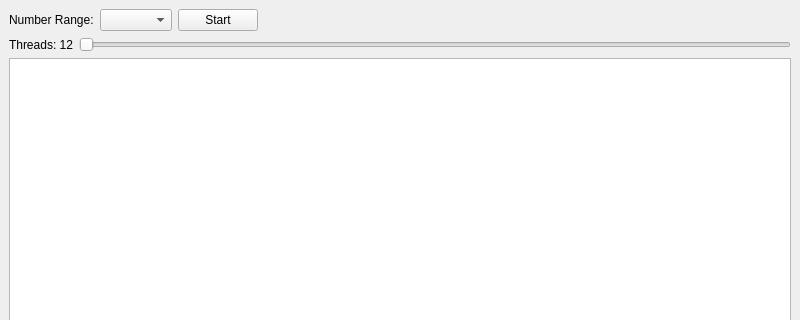
sonne119/AlgorithmApp, file app/mainwindow.ui: the form before one commit; both pictures show x 0 to 800 and y 0 to 320 of the 800 by 600 pixel window.
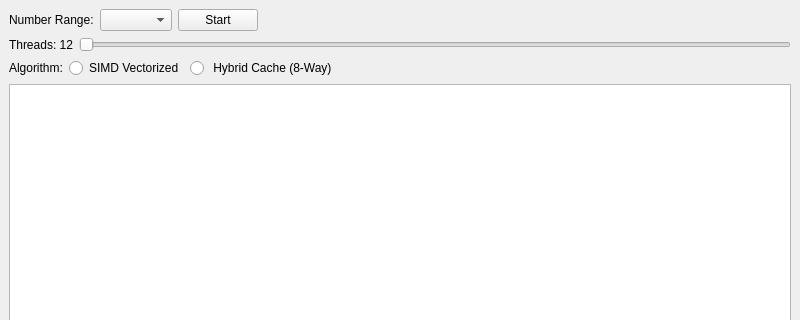
The form after the commit.

Commit message: Add SIMD Vectorized and Hybrid Cache (8 way ) algorithms

What changed in the file:
```diff
--- a/app/mainwindow.ui
+++ b/app/mainwindow.ui
@@ -67,6 +67,44 @@
       </item>
      </layout>
     </item>
+    <item>
+     <layout class="QHBoxLayout" name="horizontalLayout_3">
+      <item>
+       <widget class="QLabel" name="algorithmLabel">
+        <property name="text">
+         <string>Algorithm:</string>
+        </property>
+       </widget>
+      </item>
+      <item>
+       <widget class="QRadioButton" name="radioSIMD">
+        <property name="text">
+         <string>SIMD Vectorized</string>
+        </property>
+       </widget>
+      </item>
+      <item>
+       <widget class="QRadioButton" name="radio16Way">
+        <property name="text">
+         <string> Hybrid Cache (8-Way)</string>
+        </property>
+       </widget>
+      </item>
+      <item>
+       <spacer name="horizontalSpacer_2">
+        <property name="orientation">
+         <enum>Qt::Orientation::Horizontal</enum>
+        </property>
+        <property name="sizeHint" stdset="0">
+         <size>
+          <width>40</width>
+          <height>20</height>
+         </size>
+        </property>
+       </spacer>
+      </item>
+     </layout>
+    </item>
     <item>
      <widget class="QTextEdit" name="textEdit">
       <property name="readOnly">
```
The commit also changes 8 other files.
